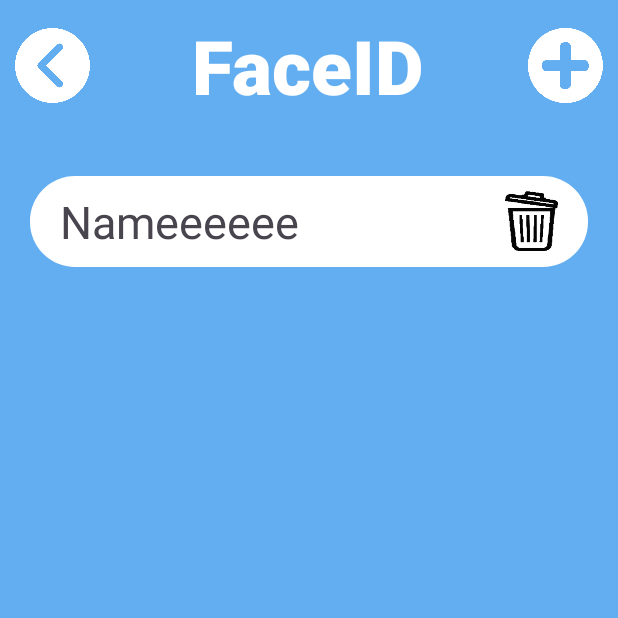
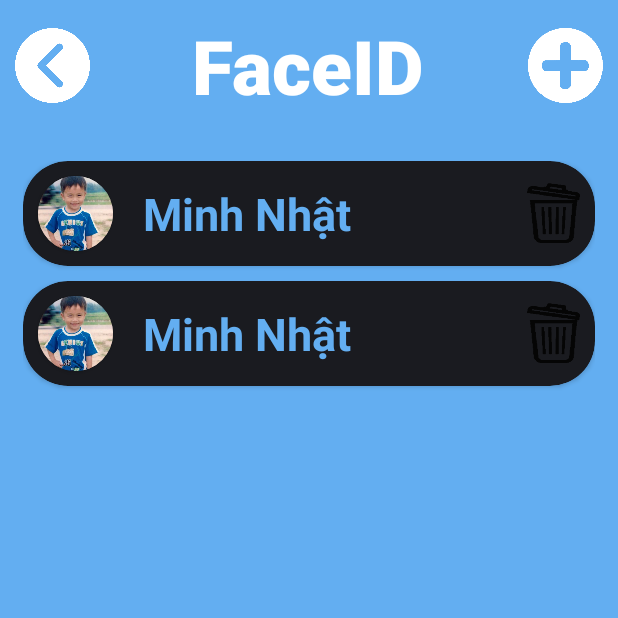
Before and after one commit to DuyTin2412/PBL5_SourceCode, an Android app: the FaceID screen opened directly, with no data from a screen before it, on a phone screen of 412 x 824 dp, the top half of it. Run offline under Robolectric (Android 15) with nearby library versions, the phone set to English and light mode, and no system bars.

Commit message:
App_SmartHome (update list add faceid) , Face_Recognition (recognititon open the door) , Arduino (Gas , Fan)

```diff
--- a/SmartHome/app/src/main/java/com/example/smarthome/FaceID.java
+++ b/SmartHome/app/src/main/java/com/example/smarthome/FaceID.java
@@ -10,6 +10,11 @@ import androidx.appcompat.app.AppCompatActivity;
 import androidx.core.graphics.Insets;
 import androidx.core.view.ViewCompat;
 import androidx.core.view.WindowInsetsCompat;
+import androidx.recyclerview.widget.LinearLayoutManager;
+import androidx.recyclerview.widget.RecyclerView;
+
+import java.util.ArrayList;
+import java.util.List;
 
 public class FaceID extends AppCompatActivity {
 
@@ -33,5 +38,14 @@ public class FaceID extends AppCompatActivity {
                 startActivity(intent);
             }
         });
+
+        RecyclerView recyclerView = findViewById(R.id.recyclerView);
+        List<Item> items = new ArrayList<Item>();
+
+        items.add(new Item("Minh Nhật",R.drawable.a));
+        items.add(new Item("Minh Nhật",R.drawable.a));
+
+        recyclerView.setLayoutManager(new LinearLayoutManager(this));
+        recyclerView.setAdapter(new MyApdapter(getApplicationContext(),items));
     }
 }
--- /dev/null
+++ b/SmartHome/app/src/main/java/com/example/smarthome/Item.java
@@ -0,0 +1,27 @@
+package com.example.smarthome;
+
+public class Item {
+    String name;
+    int image;
+
+    public String getName() {
+        return name;
+    }
+
+    public void setName(String name) {
+        this.name = name;
+    }
+
+    public int getImage() {
+        return image;
+    }
+
+    public void setImage(int image) {
+        this.image = image;
+    }
+
+    public Item(String name, int image) {
+        this.name = name;
+        this.image = image;
+    }
+}
--- /dev/null
+++ b/SmartHome/app/src/main/java/com/example/smarthome/MyApdapter.java
@@ -0,0 +1,38 @@
+package com.example.smarthome;
+
+import android.content.Context;
+import android.view.LayoutInflater;
+import android.view.ViewGroup;
+
+import androidx.annotation.NonNull;
+import androidx.recyclerview.widget.RecyclerView;
+
+import java.util.List;
+
+public class MyApdapter extends RecyclerView.Adapter<Myviewholder> {
+
+    Context context;
+    List<Item> items;
+
+    public MyApdapter(Context context, List<Item> items) {
+        this.context = context;
+        this.items = items;
+    }
+
+    @NonNull
+    @Override
+    public Myviewholder onCreateViewHolder(@NonNull ViewGroup parent, int viewType) {
+        return new Myviewholder(LayoutInflater.from(context).inflate(R.layout.item_view,parent,false));
+    }
+
+    @Override
+    public void onBindViewHolder(@NonNull Myviewholder holder, int position) {
+        holder.imageView.setImageResource(items.get(position).getImage());
+        holder.nameView.setText(items.get(position).getName());
+    }
+
+    @Override
+    public int getItemCount() {
+        return items.size();
+    }
+}
--- /dev/null
+++ b/SmartHome/app/src/main/java/com/example/smarthome/Myviewholder.java
@@ -0,0 +1,20 @@
+package com.example.smarthome;
+
+import android.view.View;
+import android.widget.ImageView;
+import android.widget.TextView;
+
+import androidx.annotation.NonNull;
+import androidx.recyclerview.widget.RecyclerView;
+
+public class Myviewholder extends RecyclerView.ViewHolder {
+
+    ImageView imageView;
+    TextView nameView;
+    public Myviewholder(@NonNull View itemView) {
+        super(itemView);
+
+        imageView = itemView.findViewById(R.id.image);
+        nameView = itemView.findViewById(R.id.name);
+    }
+}
--- a/SmartHome/app/src/main/res/layout/activity_face_id.xml
+++ b/SmartHome/app/src/main/res/layout/activity_face_id.xml
@@ -53,35 +53,15 @@
                 app:layout_constraintTop_toTopOf="parent"/>
         </androidx.constraintlayout.widget.ConstraintLayout>
 
-        <LinearLayout
+        <androidx.recyclerview.widget.RecyclerView
+            android:id="@+id/recyclerView"
             android:layout_width="match_parent"
             android:layout_height="wrap_content"
-            android:background="@drawable/bg_list"
-            android:layout_marginTop="40dp"
-            android:layout_marginLeft="20dp"
-            android:layout_marginRight="20dp"
-            android:padding="10dp"
-            android:orientation="horizontal">
-            <TextView
-                android:layout_width="wrap_content"
-                android:layout_height="wrap_content"
-                android:text="Nameeeeee"
-                android:textSize="30dp"
-                android:layout_marginLeft="10dp"/>
-            <LinearLayout
-                android:layout_width="match_parent"
-                android:layout_height="wrap_content"
-                android:orientation="vertical">
-                <ImageButton
-                    android:id="@+id/delete"
-                    android:layout_width="35dp"
-                    android:layout_height="40dp"
-                    android:background="@drawable/delete"
-                    android:layout_gravity="right"
-                    android:layout_marginRight="10dp"/>
-            </LinearLayout>
+            android:layout_marginTop="30dp"
+            android:layout_marginLeft="15dp"
+            android:layout_marginRight="15dp">
 
-        </LinearLayout>
+        </androidx.recyclerview.widget.RecyclerView>
 
 
     </LinearLayout>
--- /dev/null
+++ b/SmartHome/app/src/main/res/layout/item_view.xml
@@ -0,0 +1,53 @@
+<?xml version="1.0" encoding="utf-8"?>
+<RelativeLayout xmlns:android="http://schemas.android.com/apk/res/android"
+    android:layout_width="match_parent"
+    android:layout_height="wrap_content"
+    xmlns:app="http://schemas.android.com/apk/res-auto">
+
+    <androidx.cardview.widget.CardView
+        android:layout_width="match_parent"
+        android:layout_height="wrap_content"
+        app:cardCornerRadius="30dp"
+        android:layout_marginBottom="10dp">
+        <LinearLayout
+            android:layout_width="match_parent"
+            android:layout_height="match_parent"
+            android:orientation="horizontal">
+            <androidx.cardview.widget.CardView
+                android:layout_width="50dp"
+                android:layout_height="50dp"
+                android:layout_margin="10dp"
+                app:cardCornerRadius="25dp">
+                <ImageView
+                    android:id="@+id/image"
+                    android:layout_width="match_parent"
+                    android:layout_height="match_parent"
+                    android:background="@drawable/a"/>
+            </androidx.cardview.widget.CardView>
+
+            <TextView
+                android:id="@+id/name"
+                android:layout_width="wrap_content"
+                android:layout_height="wrap_content"
+                android:text="Name"
+                android:layout_marginLeft="10dp"
+                android:layout_gravity="center"
+                android:textSize="30dp"
+                android:textColor="@color/my_color"
+                android:textStyle="bold"/>
+            <LinearLayout
+                android:layout_width="match_parent"
+                android:layout_height="wrap_content"
+                android:orientation="vertical"
+                android:layout_gravity="center">
+                <ImageButton
+                    android:layout_width="35dp"
+                    android:layout_height="40dp"
+                    android:background="@drawable/delete"
+                    android:layout_gravity="right"
+                    android:layout_marginRight="10dp"/>
+
+            </LinearLayout>
+        </LinearLayout>
+    </androidx.cardview.widget.CardView>
+</RelativeLayout>
--- a/SmartHome/app/src/main/res/values/colors.xml
+++ b/SmartHome/app/src/main/res/values/colors.xml
@@ -5,4 +5,6 @@
 
     <color name="my_fi_color">#8E24AA</color>
     <color name="color_bg">#63AEF1</color>
+    <color name="my_color">#63AEF1</color>
+
 </resources>
```
Also changed, not shown: SmartHome/app/src/main/res/drawable/a.jpg (added), SmartHome/app/src/main/res/drawable/b.jpg (added), SmartHome/app/src/main/res/drawable/c.jpg (added).
